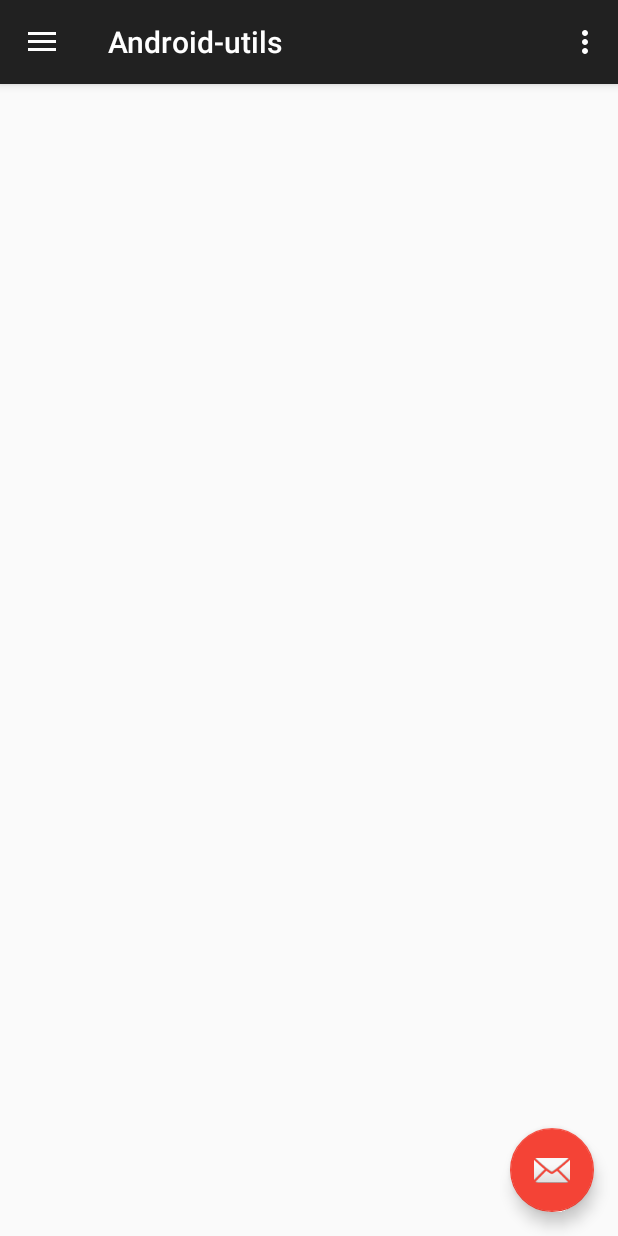
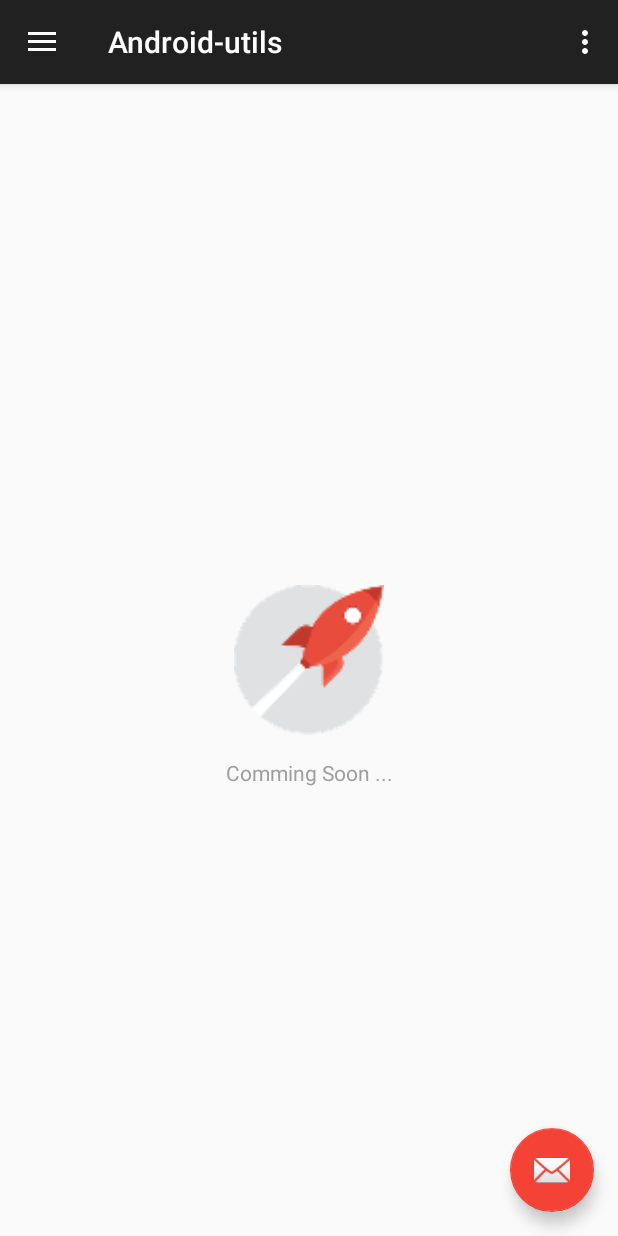
Before and after one commit to app-bootstrap/android-u-should-know, an Android app: the screen it shows after launch (GZHome), in the side drawer, after a tap on "Concurrency", on a phone screen of 412 x 824 dp. Run offline under Robolectric (Android 15) with nearby library versions, the phone set to English and light mode, and no system bars; 4 statements that could not run were skipped.

Commit message:
config empty view

```diff
--- a/app/src/main/java/com/gz/android_utils/GZHome.java
+++ b/app/src/main/java/com/gz/android_utils/GZHome.java
@@ -57,7 +57,7 @@ public class GZHome extends AppCompatActivity
         GZListView listView = (GZListView)findViewById(R.id.home_list_view);
         adapter.updateData(hardWareControlFeatures);
         listView.setAdapter(this.adapter);
-
+        listView.setEmptyView(findViewById(R.id.home_demo_list_view_empty));
 
         this.buildFloatAction();
         this.buildDrawerBehaviour();
@@ -125,11 +125,10 @@ public class GZHome extends AppCompatActivity
         fab.setOnClickListener(new View.OnClickListener() {
             @Override
             public void onClick(View view) {
-                Snackbar.make(view, "For any problem, create a issue on git:SamuelZhaoY/Android-CommonUtils", Snackbar.LENGTH_LONG)
+                Snackbar.make(view, "Git:SamuelZhaoY/Android-CommonUtils", Snackbar.LENGTH_LONG)
                         .setAction("Action", null).show();
             }
         });
-
     }
 
     private void buildDrawerBehaviour() {
--- a/app/src/main/res/layout/content_demo_home.xml
+++ b/app/src/main/res/layout/content_demo_home.xml
@@ -14,4 +14,7 @@
         android:layout_width="match_parent"
         android:layout_height="match_parent"/>
 
+    <include layout="@layout/home_demo_list_view_empty"
+        android:id="@+id/home_demo_list_view_empty" />
+
 </RelativeLayout>
--- /dev/null
+++ b/app/src/main/res/layout/home_demo_list_view_empty.xml
@@ -0,0 +1,23 @@
+<?xml version="1.0" encoding="utf-8"?>
+<RelativeLayout xmlns:android="http://schemas.android.com/apk/res/android"
+    android:id="@android:id/empty"
+    android:layout_width="match_parent"
+    android:layout_height="match_parent">
+
+    <ImageView
+        android:layout_width="100dp"
+        android:layout_height="100dp"
+        android:id="@+id/empty_view_icon"
+        android:src="@mipmap/ic_launcher"
+        android:layout_centerVertical="true"
+        android:layout_centerHorizontal="true" />
+
+    <TextView android:layout_height="wrap_content"
+        android:layout_width="match_parent"
+        android:layout_margin="15dp"
+        android:gravity="center"
+        android:layout_below="@+id/empty_view_icon"
+        android:textColor="@color/colorPrimaryDark"
+        android:text="Comming Soon ..."/>
+
+</RelativeLayout>
```
